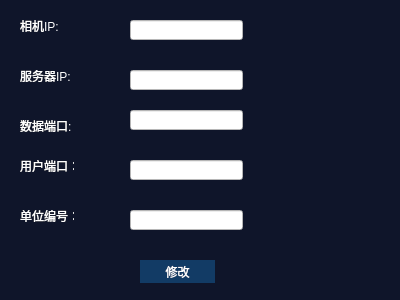
Old version of the form IRScan/IRScan/SettingDlg.ui in the repository seafrog1984/QTIRScan.
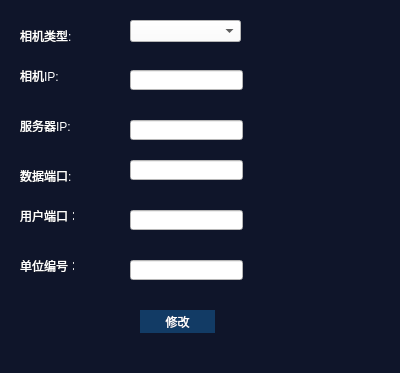
New version of the form.

Diff of the .ui file:
```diff
--- a/IRScan/IRScan/SettingDlg.ui
+++ b/IRScan/IRScan/SettingDlg.ui
@@ -7,7 +7,7 @@
     <x>0</x>
     <y>0</y>
     <width>400</width>
-    <height>300</height>
+    <height>373</height>
    </rect>
   </property>
   <property name="windowTitle">
@@ -24,13 +24,17 @@
 QPushButton{
 background-color: rgb(18, 59, 101);
 border:0px;
+}
+QComboBox{
+color: rgb(0,0 ,0 );
+background-color: rgb(255, 255, 255);
 }</string>
   </property>
   <widget class="QLineEdit" name="lineEdit_camIP">
    <property name="geometry">
     <rect>
      <x>130</x>
-     <y>20</y>
+     <y>70</y>
      <width>113</width>
      <height>20</height>
     </rect>
@@ -40,7 +44,7 @@
    <property name="geometry">
     <rect>
      <x>20</x>
-     <y>20</y>
+     <y>70</y>
      <width>54</width>
      <height>12</height>
     </rect>
@@ -53,7 +57,7 @@
    <property name="geometry">
     <rect>
      <x>140</x>
-     <y>260</y>
+     <y>310</y>
      <width>75</width>
      <height>23</height>
     </rect>
@@ -66,7 +70,7 @@
    <property name="geometry">
     <rect>
      <x>20</x>
-     <y>70</y>
+     <y>120</y>
      <width>54</width>
      <height>12</height>
     </rect>
@@ -79,7 +83,7 @@
    <property name="geometry">
     <rect>
      <x>130</x>
-     <y>70</y>
+     <y>120</y>
      <width>113</width>
      <height>20</height>
     </rect>
@@ -89,7 +93,7 @@
    <property name="geometry">
     <rect>
      <x>20</x>
-     <y>120</y>
+     <y>170</y>
      <width>54</width>
      <height>12</height>
     </rect>
@@ -102,7 +106,7 @@
    <property name="geometry">
     <rect>
      <x>130</x>
-     <y>110</y>
+     <y>160</y>
      <width>113</width>
      <height>20</height>
     </rect>
@@ -112,7 +116,7 @@
    <property name="geometry">
     <rect>
      <x>20</x>
-     <y>160</y>
+     <y>210</y>
      <width>54</width>
      <height>12</height>
     </rect>
@@ -125,7 +129,7 @@
    <property name="geometry">
     <rect>
      <x>130</x>
-     <y>160</y>
+     <y>210</y>
      <width>113</width>
      <height>20</height>
     </rect>
@@ -135,7 +139,7 @@
    <property name="geometry">
     <rect>
      <x>20</x>
-     <y>210</y>
+     <y>260</y>
      <width>54</width>
      <height>12</height>
     </rect>
@@ -148,12 +152,47 @@
    <property name="geometry">
     <rect>
      <x>130</x>
-     <y>210</y>
+     <y>260</y>
      <width>113</width>
      <height>20</height>
     </rect>
    </property>
   </widget>
+  <widget class="QLabel" name="label_6">
+   <property name="geometry">
+    <rect>
+     <x>20</x>
+     <y>30</y>
+     <width>54</width>
+     <height>12</height>
+    </rect>
+   </property>
+   <property name="text">
+    <string>相机类型:</string>
+   </property>
+  </widget>
+  <widget class="QComboBox" name="comboBox">
+   <property name="geometry">
+    <rect>
+     <x>130</x>
+     <y>20</y>
+     <width>111</width>
+     <height>22</height>
+    </rect>
+   </property>
+   <property name="styleSheet">
+    <string notr="true"/>
+   </property>
+   <property name="editable">
+    <bool>false</bool>
+   </property>
+   <property name="currentText">
+    <string/>
+   </property>
+   <property name="currentIndex">
+    <number>-1</number>
+   </property>
+  </widget>
  </widget>
  <layoutdefault spacing="6" margin="11"/>
  <resources/>
```
